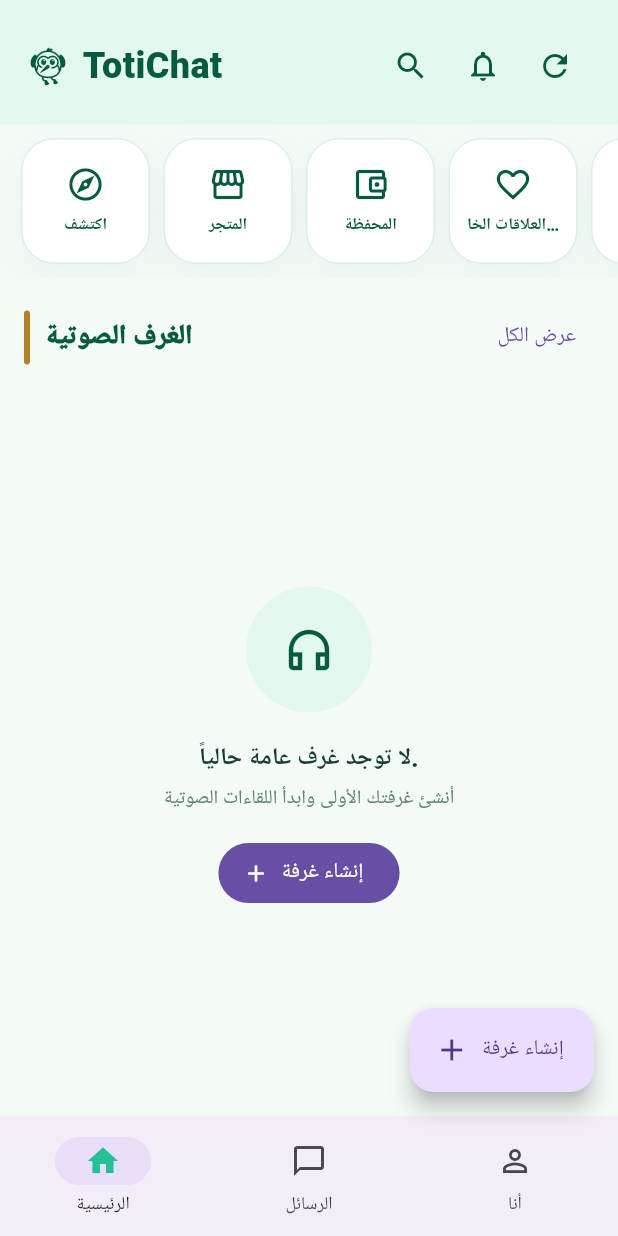
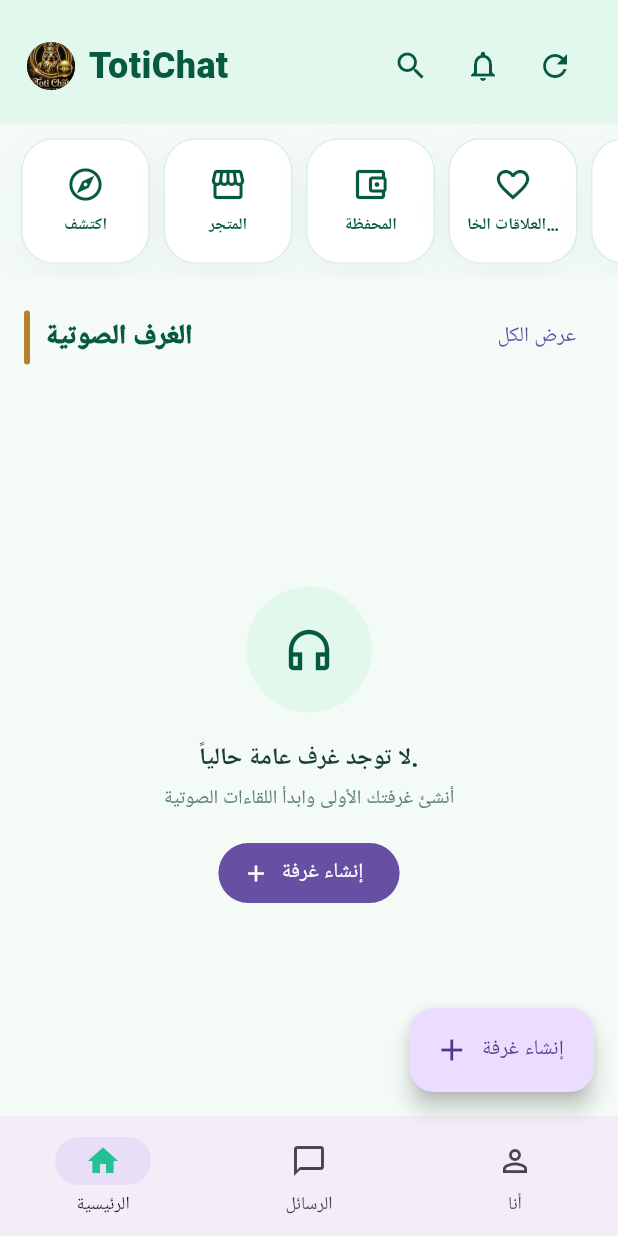
Before and after one commit to QYEM7/TotiChatpro, a Flutter app: the HomeScreen screen opened directly, on a phone screen of 412 x 824 dp. Run offline on Flutter 3.47's test engine with Material 3 defaults, Android fonts, the phone set to English and light mode, and no system bars; our stand-ins replace flutter_image_compress, image_picker, permission_handler, shared_preferences, supabase_flutter; missing offline and left inert: livekit_client; accounts and stored records are empty; network calls fail.

Commit message:
style(brand): use actual approved TotiChat falcon asset in primary header

```diff
--- a/flutter_app/lib/src/screens/home_screen.dart
+++ b/flutter_app/lib/src/screens/home_screen.dart
@@ -268,8 +268,11 @@ class _HomeScreenState extends State<HomeScreen> {
               color: GreenTheme.highlight,
               padding: const EdgeInsets.fromLTRB(18, 20, 18, 15),
               child: Row(children: [
-                const Icon(Icons.flutter_dash_rounded,
-                    color: GreenTheme.primaryDark, size: 28),
+                const CircleAvatar(
+                  radius: 16,
+                  backgroundColor: GreenTheme.primaryDark,
+                  backgroundImage: AssetImage('assets/images/toti-login-bg.jpg'),
+                ),
                 const SizedBox(width: 9),
                 const Expanded(
                   child: Text('TotiChat',
```
